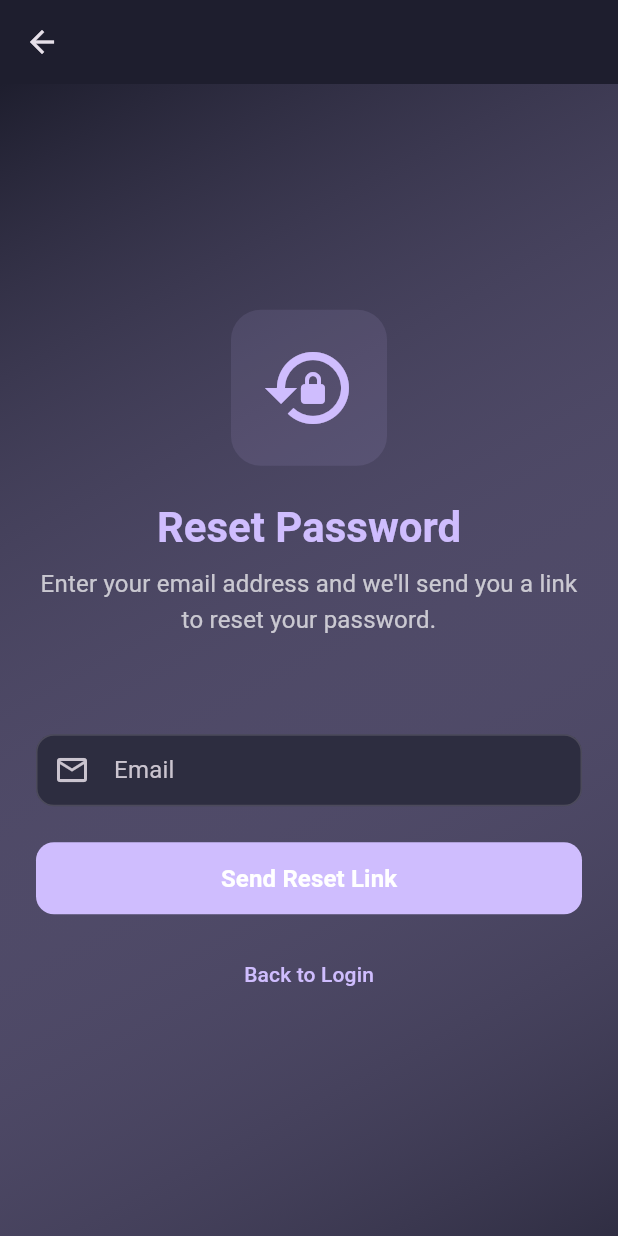
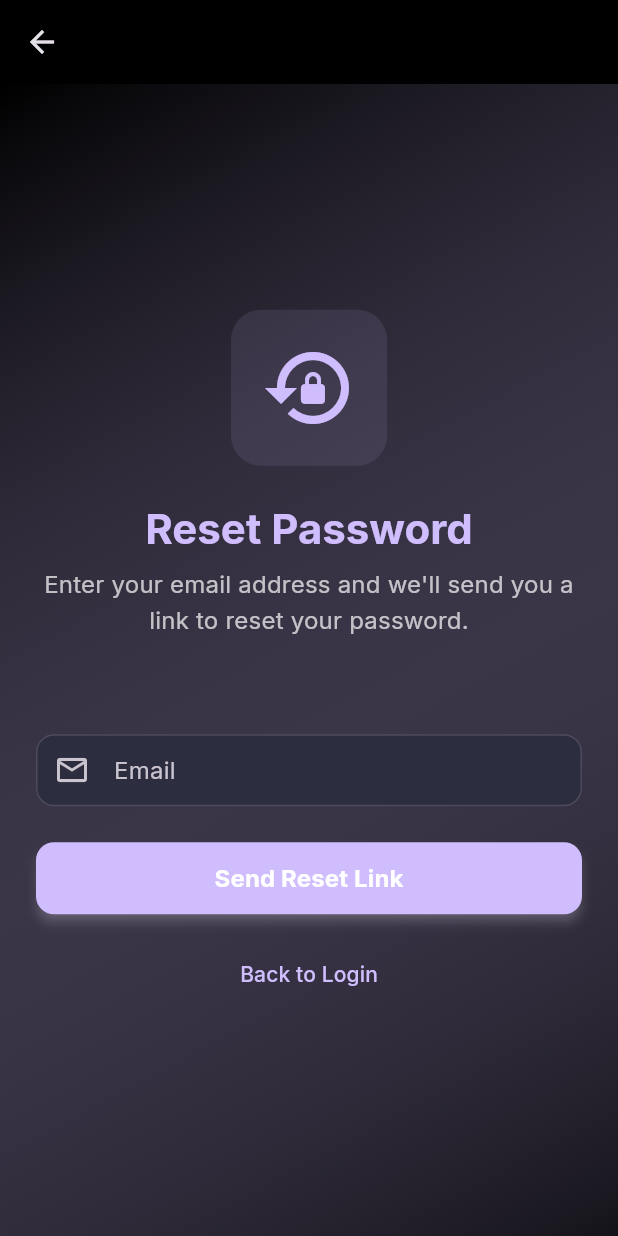
Before and after one commit to cogodo/spaced, a Flutter app: the screen it shows after launch, after a tap on "Login / Sign Up", after a tap on "Forgot Password?", on a phone screen of 412 x 824 dp. Run offline on Flutter 3.47's test engine with Material 3 defaults, Android fonts, the phone set to English and light mode, and no system bars; our stand-ins replace cloud_firestore, firebase_auth, firebase_core, flutter_markdown, go_router, google_fonts and 3 more; missing offline and left inert: dart:html, livekit_client; accounts and stored records are empty; Roboto replaces fonts that are missing (ChironSungHK).

Commit message:
some styling updates + bugfixes

```diff
--- a/flutter_app/lib/main.dart
+++ b/flutter_app/lib/main.dart
@@ -14,6 +14,7 @@ import 'providers/settings_provider.dart';
 import 'routing/app_router.dart';
 import 'services/logger_service.dart';
 import 'firebase_options.dart';
+import 'themes/design_tokens.dart';
 
 // Global key for showing snackbars from anywhere in the app
 final GlobalKey<ScaffoldMessengerState> rootScaffoldMessengerKey =
@@ -109,30 +110,45 @@ class MyApp extends StatelessWidget {
         theme: themeNotifier.currentTheme,
         home: Scaffold(
           backgroundColor: themeNotifier.currentTheme.scaffoldBackgroundColor,
-          body: Center(
+          body: Builder(
+            builder: (context) {
+              final tokens = Theme.of(context).extension<SpacedTokens>();
+              return Container(
+                decoration: BoxDecoration(
+                  gradient: tokens?.brandGradient(
+                    begin: Alignment.topLeft,
+                    end: Alignment.bottomRight,
+                  ),
+                ),
+                child: Center(
                   child: Column(
                     mainAxisAlignment: MainAxisAlignment.center,
                     children: [
                       Icon(
                         Icons.psychology,
                         size: 64,
-                  color: themeNotifier.currentTheme.colorScheme.primary,
+                        color: Theme.of(context).colorScheme.primary,
                       ),
                       const SizedBox(height: 24),
                       Text(
                         'Spaced',
-                  style: themeNotifier.currentTheme.textTheme.headlineMedium
-                      ?.copyWith(
+                        style: Theme.of(
+                          context,
+                        ).textTheme.headlineMedium?.copyWith(
                           fontWeight: FontWeight.bold,
-                        color: themeNotifier.currentTheme.colorScheme.primary,
+                          color: Theme.of(context).colorScheme.primary,
                         ),
                       ),
                       const SizedBox(height: 16),
                       CircularProgressIndicator(
-                  color: themeNotifier.currentTheme.colorScheme.primary,
+                        color: Theme.of(context).colorScheme.secondary,
+                        strokeWidth: 3,
                       ),
                     ],
                   ),
+                ),
+              );
+            },
           ),
         ),
       );
--- a/flutter_app/lib/screens/home_screen.dart
+++ b/flutter_app/lib/screens/home_screen.dart
@@ -58,6 +58,8 @@ class _HomeScreenState extends State<HomeScreen> {
                       ),
                       backgroundColor: theme.colorScheme.primary,
                       foregroundColor: theme.colorScheme.onPrimary,
+                      elevation: 0,
+                      shadowColor: Colors.transparent,
                       textStyle: const TextStyle(
                         fontSize: 16,
                         fontWeight: FontWeight.w600,
--- a/flutter_app/lib/screens/landing_screen.dart
+++ b/flutter_app/lib/screens/landing_screen.dart
@@ -338,10 +338,7 @@ class _LandingScreenState extends State<LandingScreen>
                       // Header buttons
                       Row(
                         children: [
-                          // Theme Toggle (replace the dropdown)
-                          ThemeToggle(),
-
-                          const SizedBox(width: 16),
+                          // Theme toggle removed
 
                           // Dynamic button based on auth status and current page
                           if (authProvider.isSignedIn && !isOnProfilePage)
--- a/flutter_app/lib/services/chat_session_service.dart
+++ b/flutter_app/lib/services/chat_session_service.dart
@@ -45,7 +45,7 @@ class ChatSessionService {
     // Coalesce if a save is already running
     if (_inFlightSaves.contains(key)) {
       _pendingSessions[key] = session;
-      _logger.info('Coalescing save for $key while in-flight');
+      _logger.debug('Coalescing save for $key while in-flight');
       return;
     }
 
@@ -54,7 +54,7 @@ class ChatSessionService {
     final last = _lastSaveAt[key];
     if (last != null && now.difference(last) < _minSaveInterval) {
       _pendingSessions[key] = session;
-      _logger.info('Throttling save for $key (scheduled)');
+      _logger.debug('Throttling save for $key (scheduled)');
       return;
     }
 
@@ -137,7 +137,7 @@ class ChatSessionService {
       // Schedule follow-up save if something changed during the in-flight save
       final pending = _pendingSessions.remove(key);
       if (pending != null) {
-        _logger.info('Scheduling follow-up save for $key');
+        _logger.debug('Scheduling follow-up save for $key');
         Future.delayed(_minSaveInterval, () => saveSession(userId, pending));
       }
     }
--- a/flutter_app/lib/themes/theme_data.dart
+++ b/flutter_app/lib/themes/theme_data.dart
@@ -1,5 +1,6 @@
 import 'package:flutter/material.dart';
 import 'package:flutter/services.dart'; // Import for SystemUiOverlayStyle
+import 'package:google_fonts/google_fonts.dart';
 import 'design_tokens.dart';
 
 // Class to hold theme data along with metadata
@@ -15,14 +16,14 @@ class ThemeMetadata {
   });
 }
 
-// Create text theme with Chiron Sung HK font
+// Create text theme with Google Fonts (Inter)
 TextTheme _createChironSungTextTheme(Color textColor, Brightness brightness) {
   final Color secondaryTextColor =
       brightness == Brightness.light
           ? textColor.withValues(alpha: 208 / 255.0)
           : textColor.withValues(alpha: 230 / 255.0);
 
-  const String fontFamily = 'ChironSungHK';
+  final String fontFamily = GoogleFonts.inter().fontFamily ?? 'Inter';
 
   return TextTheme(
     // Headings - using Chiron Sung HK for elegant look
@@ -153,18 +154,18 @@ final Map<String, ThemeMetadata> appThemes = {
     name: 'Light',
     data: ThemeData(
       brightness: Brightness.light,
-      // Use ColorScheme.fromSeed with the same purple seed as dark theme
+      // Use ColorScheme.fromSeed with paler violet seed
       colorScheme: ColorScheme.fromSeed(
-        seedColor: const Color(0xFF6750A4), // Same deep purple as dark theme
+        seedColor: const Color(0xFFE6DAFF),
         brightness: Brightness.light,
       ),
       extensions: <ThemeExtension<dynamic>>[
         const SpacedTokens(
-          brandPrimary: Color(0xFF6750A4),
-          brandSecondary: Color(0xFF7B68EE),
-          brandAccent: Color(0xFF9A86FD),
+          brandPrimary: Color(0xFFF2ECFF),
+          brandSecondary: Color(0xFFD7F1FF),
+          brandAccent: Color(0xFFFFDEE5),
           brandOnPrimary: Colors.white,
-          success: Color(0xFF2E7D32),
+          success: Color(0xFFD1FAE5),
           warning: Color(0xFFF9A825),
           error: Color(0xFFD32F2F),
           info: Color(0xFF0288D1),
@@ -172,36 +173,37 @@ final Map<String, ThemeMetadata> appThemes = {
           surface: Color(0xFFFFFFFF),
           surfaceAlt: Color(0xFFF7F7FB),
           surfaceElevated: Color(0xFFF0EFF7),
-          onBackground: Colors.black87,
-          onSurface: Colors.black87,
-          outline: Color(0x1A6750A4),
+          onBackground: Color(0xFF0E0E13),
+          onSurface: Color(0xFF0E0E13),
+          outline: Color(0x1AF2ECFF),
         ),
       ],
-      // Apply our custom text theme with dark text for readability
-      textTheme: _createChironSungTextTheme(Colors.black87, Brightness.light),
+      // TEMP: use white text to verify full-black background wiring
+      textTheme: _createChironSungTextTheme(Colors.white, Brightness.light),
       primaryTextTheme: _createChironSungTextTheme(
         Colors.white,
         Brightness.light,
       ),
 
       // System UI overlay
-      appBarTheme: AppBarTheme(
-        systemOverlayStyle:
-            SystemUiOverlayStyle.dark, // Dark status bar for light theme
-        backgroundColor: const Color(0xFF6750A4), // Purple app bar
+      appBarTheme: const AppBarTheme(
+        systemOverlayStyle: SystemUiOverlayStyle.dark,
+        backgroundColor: Colors.transparent,
+        elevation: 0,
       ),
 
-      // White background with purple accents
-      cardColor: Colors.white,
-      scaffoldBackgroundColor: Colors.white, // Pure white background
-      // Purple buttons matching dark theme
+      // Backgrounds (test: force full black to verify wiring)
+      cardColor: Colors.black,
+      scaffoldBackgroundColor: Colors.black,
+      // Pale-accent buttons
       elevatedButtonTheme: ElevatedButtonThemeData(
         style: ElevatedButton.styleFrom(
-          backgroundColor: const Color(0xFF6750A4), // Same purple as dark theme
-          foregroundColor: Colors.white, // White text for contrast
-          elevation: 1, // Slight elevation
+          backgroundColor: const Color(0xFFF2ECFF),
+          foregroundColor: Colors.white,
+          elevation: 2,
+          shadowColor: const Color(0x80F2ECFF),
           textStyle: TextStyle(
-            fontFamily: 'ChironSungHK',
+            fontFamily: GoogleFonts.inter().fontFamily,
             fontSize: 16,
             fontWeight: FontWeight.w600,
             letterSpacing: 0.5,
@@ -215,13 +217,13 @@ final Map<String, ThemeMetadata> appThemes = {
 
       outlinedButtonTheme: OutlinedButtonThemeData(
         style: OutlinedButton.styleFrom(
-          foregroundColor: const Color(0xFF6750A4), // Purple text
+          foregroundColor: const Color(0xFFF2ECFF),
           side: const BorderSide(
-            color: Color(0xFF6750A4),
+            color: Color(0xFFF2ECFF),
             width: 1.5,
           ), // Purple border
           textStyle: TextStyle(
-            fontFamily: 'ChironSungHK',
+            fontFamily: GoogleFonts.inter().fontFamily,
             fontSize: 16,
             fontWeight: FontWeight.w600,
             letterSpacing: 0.5,
@@ -260,7 +262,7 @@ final Map<String, ThemeMetadata> appThemes = {
         hintStyle: TextStyle(
           color: const Color(0xFF6750A4).withValues(alpha: 0.6),
           fontStyle: FontStyle.italic,
-          fontFamily: 'ChironSungHK',
+          fontFamily: GoogleFonts.inter().fontFamily,
         ),
         contentPadding: const EdgeInsets.symmetric(
           horizontal: 16,
@@ -268,11 +270,9 @@ final Map<String, ThemeMetadata> appThemes = {
         ),
       ),
 
-      // Purple dividers and icons
-      dividerColor: const Color(
-        0xFF6750A4,
-      ).withValues(alpha: 0.2), // Light purple divider
-      iconTheme: const IconThemeData(color: Color(0xFF6750A4)), // Purple icons
+      // Dividers and icons
+      dividerColor: const Color(0xFFF2ECFF).withValues(alpha: 0.2),
+      iconTheme: const IconThemeData(color: Color(0xFFF2ECFF)),
       // Component themes (Light)
       cardTheme: CardThemeData(
         color: Colors.white,
@@ -323,28 +323,28 @@ final Map<String, ThemeMetadata> appThemes = {
     name: 'Dark',
     data: ThemeData(
       brightness: Brightness.dark,
-      // Use ColorScheme.fromSeed for more cohesive colors
+      // Use ColorScheme.fromSeed with paler violet seed
       colorScheme: ColorScheme.fromSeed(
-        seedColor: const Color(0xFF6750A4), // Deep purple seed color
+        seedColor: const Color(0xFFE6DAFF),
         brightness: Brightness.dark,
       ),
       extensions: <ThemeExtension<dynamic>>[
         const SpacedTokens(
-          brandPrimary: Color(0xFF9A86FD),
-          brandSecondary: Color(0xFF7B68EE),
-          brandAccent: Color(0xFFB4A9FF),
+          brandPrimary: Color(0xFFF2ECFF),
+          brandSecondary: Color(0xFFD7F1FF),
+          brandAccent: Color(0xFFFFDEE5),
           brandOnPrimary: Colors.white,
-          success: Color(0xFF4CAF50),
+          success: Color(0xFFD1FAE5),
           warning: Color(0xFFFFB300),
           error: Color(0xFFEF5350),
           info: Color(0xFF4FC3F7),
-          background: Color(0xFF1E1E2E),
-          surface: Color(0xFF2D2D40),
-          surfaceAlt: Color(0xFF242433),
-          surfaceElevated: Color(0xFF34344A),
-          onBackground: Colors.white,
-          onSurface: Colors.white,
-          outline: Color(0x333D3A50),
+          background: Color(0xFF0B0B11),
+          surface: Color(0xFF11111A),
+          surfaceAlt: Color(0xFF0D0D14),
+          surfaceElevated: Color(0xFF1A1A28),
+          onBackground: Color(0xFFF5F7FF),
+          onSurface: Color(0xFFF2F3F7),
+          outline: Color(0x333C3C50),
         ),
       ],
       // Apply our custom text theme for dark mode
@@ -355,19 +355,21 @@ final Map<String, ThemeMetadata> appThemes = {
       ),
 
       // Apply system overlay style for status bar icons
-      appBarTheme: AppBarTheme(
+      appBarTheme: const AppBarTheme(
         systemOverlayStyle: SystemUiOverlayStyle.light,
-        backgroundColor: const Color(0xFF1E1E2E), // Dark surface color
+        backgroundColor: Colors.transparent,
+        elevation: 0,
       ),
 
-      // Rich deep purple buttons
+      // Pale-accent buttons
       elevatedButtonTheme: ElevatedButtonThemeData(
         style: ElevatedButton.styleFrom(
-          backgroundColor: const Color(0xFF9A86FD), // Lighter purple
-          foregroundColor: Colors.white, // White text for better contrast
-          elevation: 0, // Flat design
+          backgroundColor: const Color(0xFFF2ECFF),
+          foregroundColor: Colors.white,
+          elevation: 3,
+          shadowColor: const Color(0x80F2ECFF),
           textStyle: TextStyle(
-            fontFamily: 'ChironSungHK',
+            fontFamily: GoogleFonts.inter().fontFamily,
             fontSize: 16,
             fontWeight: FontWeight.w600,
             letterSpacing: 0.5,
@@ -383,12 +385,10 @@ final Map<String, ThemeMetadata> appThemes = {
 
       outlinedButtonTheme: OutlinedButtonThemeData(
         style: OutlinedButton.styleFrom(
-          foregroundColor: const Color(
-            0xFFB4A9FF,
-          ), // Light purple for outlined buttons
-          side: const BorderSide(color: Color(0xFF7B68EE), width: 1.5),
+          foregroundColor: const Color(0xFFD7F1FF),
+          side: const BorderSide(color: Color(0xFFD7F1FF), width: 1.5),
           textStyle: TextStyle(
-            fontFamily: 'ChironSungHK',
+            fontFamily: GoogleFonts.inter().fontFamily,
             fontSize: 16,
             fontWeight: FontWeight.w600,
             letterSpacing: 0.5,
@@ -399,9 +399,9 @@ final Map<String, ThemeMetadata> appThemes = {
         ),
       ),
 
-      // Improved card & scaffold backgrounds
-      cardColor: const Color(0xFF2D2D40),
-      scaffoldBackgroundColor: const Color(0xFF1E1E2E),
+      // Backgrounds (test: force full black to verify wiring)
+      cardColor: Colors.black,
+      scaffoldBackgroundColor: Colors.black,
 
       // Input decoration matching the theme
       inputDecorationTheme: InputDecorationTheme(
@@ -426,7 +426,7 @@ final Map<String, ThemeMetadata> appThemes = {
         hintStyle: TextStyle(
           color: Colors.grey[400],
           fontStyle: FontStyle.italic,
-          fontFamily: 'ChironSungHK',
+          fontFamily: GoogleFonts.inter().fontFamily,
         ),
         contentPadding: const EdgeInsets.symmetric(
           horizontal: 16,
@@ -438,7 +438,7 @@ final Map<String, ThemeMetadata> appThemes = {
       dividerColor: const Color(0xFF3D3A50),
 
       // Add icon theme
-      iconTheme: const IconThemeData(color: Color(0xFF9A86FD)),
+      iconTheme: const IconThemeData(color: Color(0xFFCBB6FF)),
 
       // Component themes (Dark)
       cardTheme: CardThemeData(
```
Also changed, not shown: flutter_app/assets/fonts/chiron_sung_hk/OFL.txt (deleted, +0 -93 lines), flutter_app/lib/providers/chat_provider.dart (+27 -1 lines), flutter_app/lib/screens/all_review_items_screen.dart (+4 -9 lines), flutter_app/lib/screens/chat_screen.dart (+15 -3 lines), flutter_app/lib/screens/user_profile_screen.dart (+40 -26 lines), flutter_app/lib/widgets/chat_bubble.dart (+21 -46 lines), flutter_app/lib/widgets/chat_history_sidebar.dart (+17 -15 lines), flutter_app/lib/widgets/session_item.dart (+14 -5 lines), flutter_app/lib/widgets/stt_button.dart (+4 -4 lines), flutter_app/pubspec.yaml (+2 -12 lines), flutter_app/assets/fonts/chiron_sung_hk/README.txt (deleted), flutter_app/pubspec.lock. Lines whose indentation alone changed are shown as unchanged.
